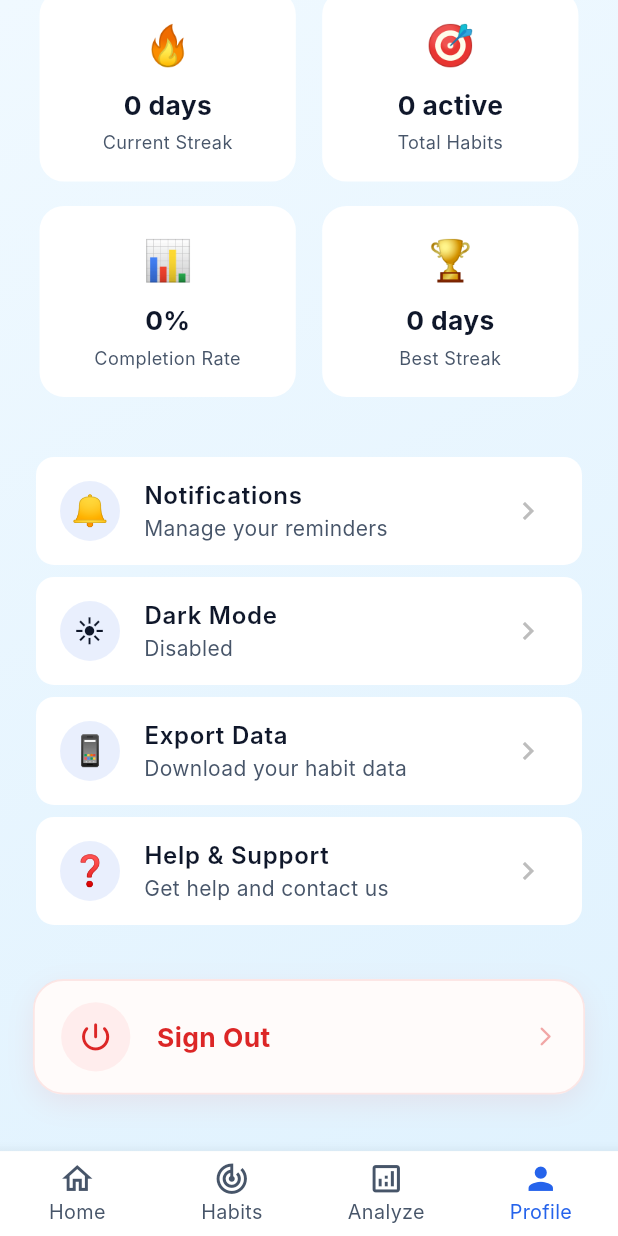
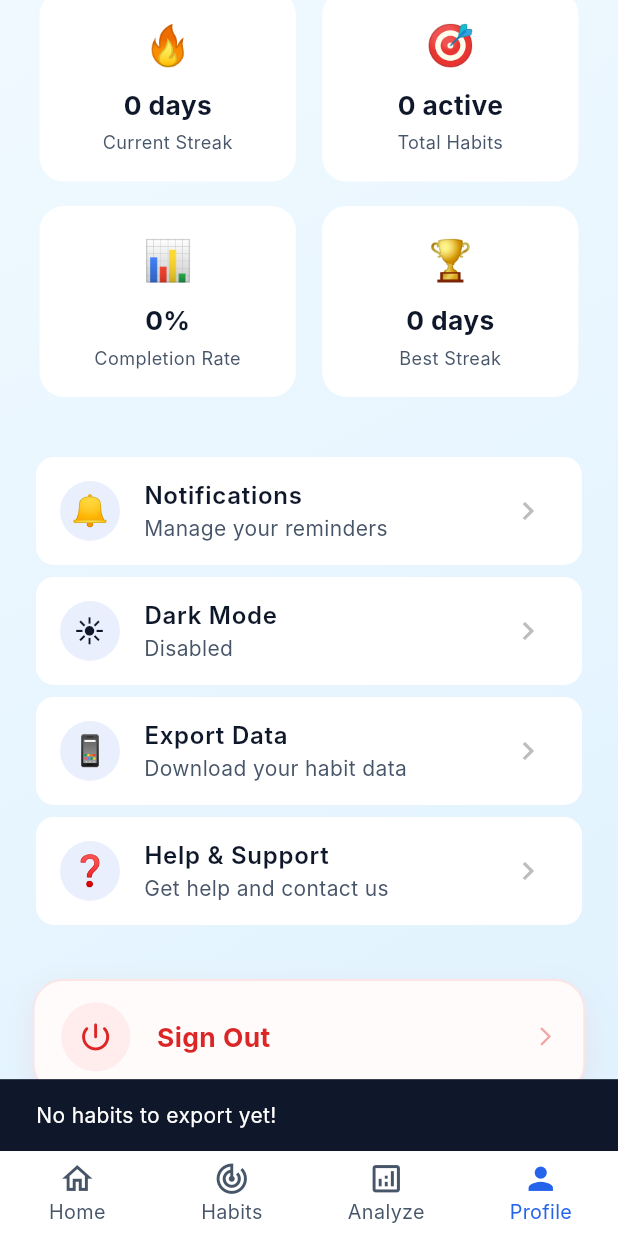
Before and after one commit to mahmoudassasa/Routina, a Flutter app: the screen it shows once a user with an empty profile is signed in, item 4 of the bottom bar chosen, scrolled down 398 dp, after a tap on "Export Data", on a phone screen of 412 x 824 dp. Run offline on Flutter 3.47's test engine with Material 3 defaults, Android fonts, the phone set to English and light mode, and no system bars; our stand-ins replace cloud_firestore, csv, equatable, firebase_auth, firebase_core, flutter_bloc and 12 more; missing offline and left inert: firebase_app_check; accounts and stored records are empty; Roboto replaces fonts that are missing (Inter).

Commit message:
- Added Export data feature.

```diff
--- /dev/null
+++ b/lib/features/profile_screen/ui/widgets/export_data_fun.dart
@@ -0,0 +1,35 @@
+
+import 'package:flutter/material.dart';
+import 'package:flutter_bloc/flutter_bloc.dart';
+import 'package:routina/core/services/export_service.dart';
+import 'package:routina/features/home_screen/logic/cubit/home_cubit.dart';
+
+void exportData(BuildContext context) async {
+  // 1. اسحب الداتا فوراً قبل أي await عشان متعتمدش على الـ context بعدين
+  final homeCubit = context.read<HomeCubit>();
+  final habits = homeCubit.state.habits;
+  final messenger = ScaffoldMessenger.of(context); // خد نسخة من الميسنجر
+
+  try {
+    if (habits.isEmpty) {
+      messenger.showSnackBar(
+        const SnackBar(content: Text("No habits to export yet!")),
+      );
+      return;
+    }
+
+    messenger.showSnackBar(
+      const SnackBar(content: Text("Preparing data...")),
+    );
+
+    // 2. ابعت الداتا للخدمة
+    await ExportService.exportHabitsToCSV(habits);
+
+  } catch (e) {
+    // 3. لو فيه Error هيظهرلك هنا SnackBar واعرف منه السبب
+    messenger.showSnackBar(
+      SnackBar(content: Text("Error: ${e.toString()}")),
+    );
+    print("Export Debug Error: $e");
+  }
+}
--- a/lib/features/profile_screen/ui/widgets/profile_screen_settings_options.dart
+++ b/lib/features/profile_screen/ui/widgets/profile_screen_settings_options.dart
@@ -4,6 +4,7 @@ import 'package:routina/core/helpers/extension.dart';
 import 'package:routina/core/routing/routes.dart';
 import 'package:routina/core/theaming/app_theme/logic/cubit/theme_cubit.dart';
 import 'package:routina/features/home_screen/logic/cubit/home_cubit.dart';
+import 'package:routina/features/profile_screen/ui/widgets/export_data_fun.dart';
 import 'package:routina/features/profile_screen/ui/widgets/profile_screen_settings_tile.dart';
 
 class ProfileScreenSettingsOptions extends StatelessWidget {
@@ -15,6 +16,7 @@ class ProfileScreenSettingsOptions extends StatelessWidget {
       padding: const EdgeInsets.symmetric(horizontal: 24),
       child: Column(
         children: [
+          //Notifications Settings
           SettingsTile(
             icon: '🔔',
             title: 'Notifications',
@@ -22,12 +24,12 @@ class ProfileScreenSettingsOptions extends StatelessWidget {
             onTap: () {
               context.pushNamed(
                 Routes.notificationScreen,
-    arguments: context.read<HomeCubit>(), // بنبعت الـ instance اللي شغال حالياً
+                arguments: context
+                    .read<HomeCubit>(), // بنبعت الـ instance اللي شغال حالياً
               );
             },
           ),
-
-          // Fixed: Using ThemeState instead of ThemeMode
+          // Theme Settings
           BlocBuilder<ThemeCubit, ThemeState>(
             builder: (context, state) {
               final isDark = state.isDarkMode;
@@ -42,14 +44,16 @@ onTap: () {
               );
             },
           ),
-
+          //Exporting Settings
           SettingsTile(
             icon: '📱',
             title: 'Export Data',
             subtitle: 'Download your habit data',
-            onTap: () {},
+            onTap: () {
+              exportData(context);
+            },
           ),
-
+          //Help & Support Settings
           SettingsTile(
             icon: '❓',
             title: 'Help & Support',
--- a/pubspec.yaml
+++ b/pubspec.yaml
@@ -33,12 +33,18 @@ dependencies:
   firebase_app_check: ^0.4.1+2
   supabase_flutter: ^2.10.3
   equatable: ^2.0.7
+
+# ----- Services -----
+  csv: ^6.0.0
+  path_provider: ^2.1.1
+  share_plus: ^7.2.1
   google_generative_ai: ^0.4.7
   flutter_dotenv: ^6.0.0
   flutter_local_notifications: ^20.0.0
   flutter_timezone: ^5.0.0
   timezone: ^0.10.0
   flutter_launcher_icons: ^0.14.4
+  url_launcher: ^6.3.2
 
 
 
```
Also changed, not shown: lib/core/services/export_service.dart (added, +62 -0 lines), pubspec.lock, 6 other files. Lines whose indentation alone changed are shown as unchanged.
